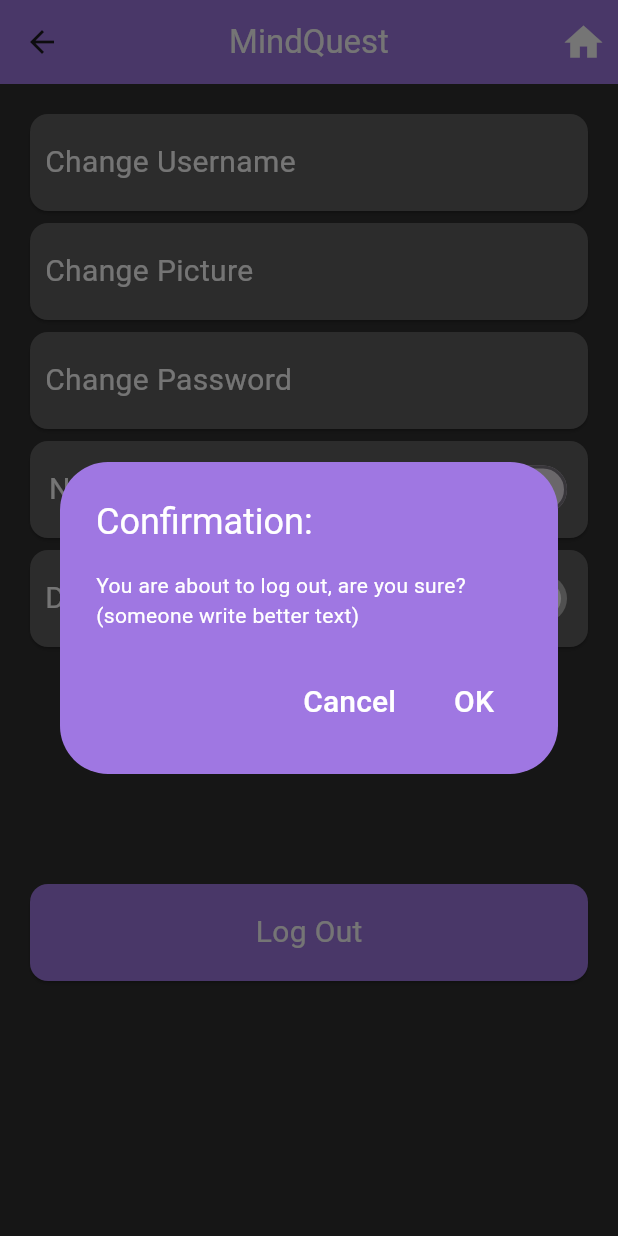
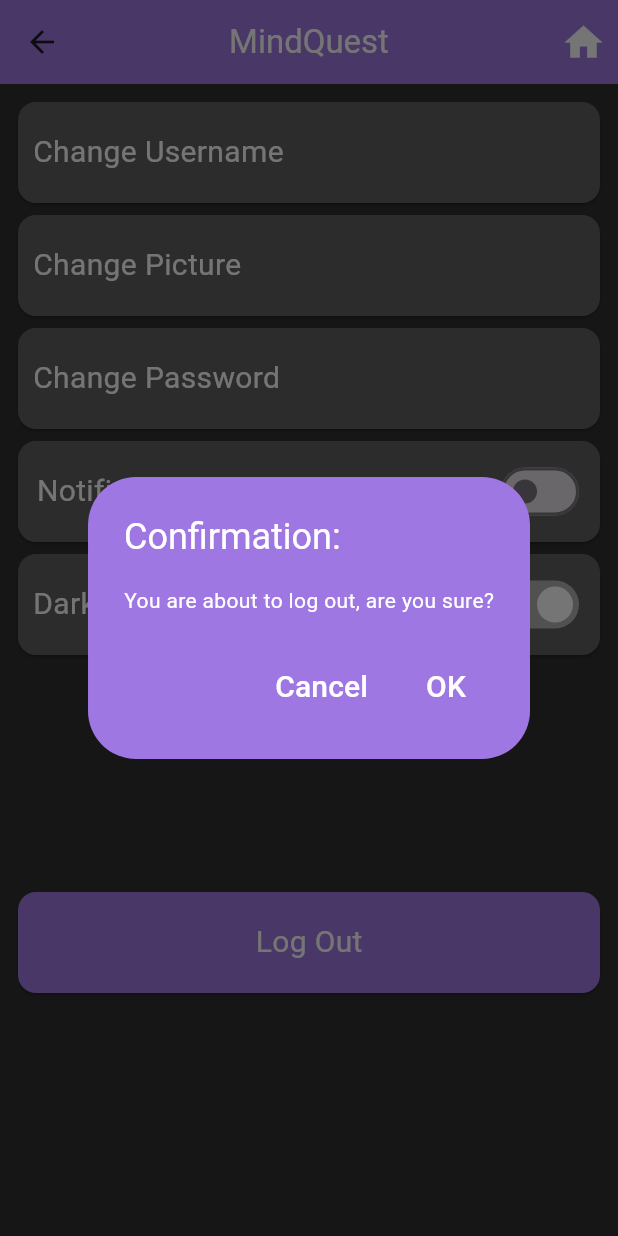
Before and after one commit to samiul123/mindquest, a Flutter app: the SettingsScreen screen opened directly, after a tap on "Log Out", on a phone screen of 412 x 824 dp. Run offline on Flutter 3.47's test engine with Material 3 defaults, Android fonts, the phone set to English and light mode, and no system bars; our stand-ins replace charts_flutter, flutter_dotenv, flutter_secure_storage; accounts and stored records are empty.

```diff
--- a/frontend/lib/settings.dart
+++ b/frontend/lib/settings.dart
@@ -5,6 +5,7 @@ import 'package:flutter/material.dart';
 import 'package:flutter_dotenv/flutter_dotenv.dart';
 import 'package:frontend/common_layout.dart';
 import 'package:frontend/globals.dart' as globals;
+import 'package:frontend/secure_storage.dart';
 import 'package:frontend/utils.dart';
 import 'package:http/http.dart' as http;
 
@@ -75,8 +76,9 @@ class _SettingsScreenState extends State<SettingsScreen> {
   void logoutConfirm(BuildContext context) {
     loggingOut = true;
     cancelLogout = false;
+    SecureStorage().storage.delete(key: 'accessToken');
     Navigator.pop(context, 'OK');
-    Navigator.push(
+    Navigator.pushReplacement(
         context, MaterialPageRoute(builder: (context) => const LoginScreen()));
   }
 
@@ -91,7 +93,7 @@ class _SettingsScreenState extends State<SettingsScreen> {
     return AlertDialog(
       title: const Text('Confirmation:', style: TextStyle(color: Colors.white)),
       content: const Text(
-          'You are about to log out, are you sure? (someone write better text)',
+          'You are about to log out, are you sure?',
           style: TextStyle(color: Colors.white)),
       backgroundColor: CustomColor.purple,
       shape: const RoundedRectangleBorder(
@@ -153,7 +155,7 @@ class _SettingsScreenState extends State<SettingsScreen> {
         ),
         body: Center(
             child: Padding(
-                padding: const EdgeInsets.all(16.0),
+                padding: const EdgeInsets.all(8.0),
                 child: Column(
                     mainAxisAlignment: MainAxisAlignment.start,
                     crossAxisAlignment: CrossAxisAlignment.center,
```
